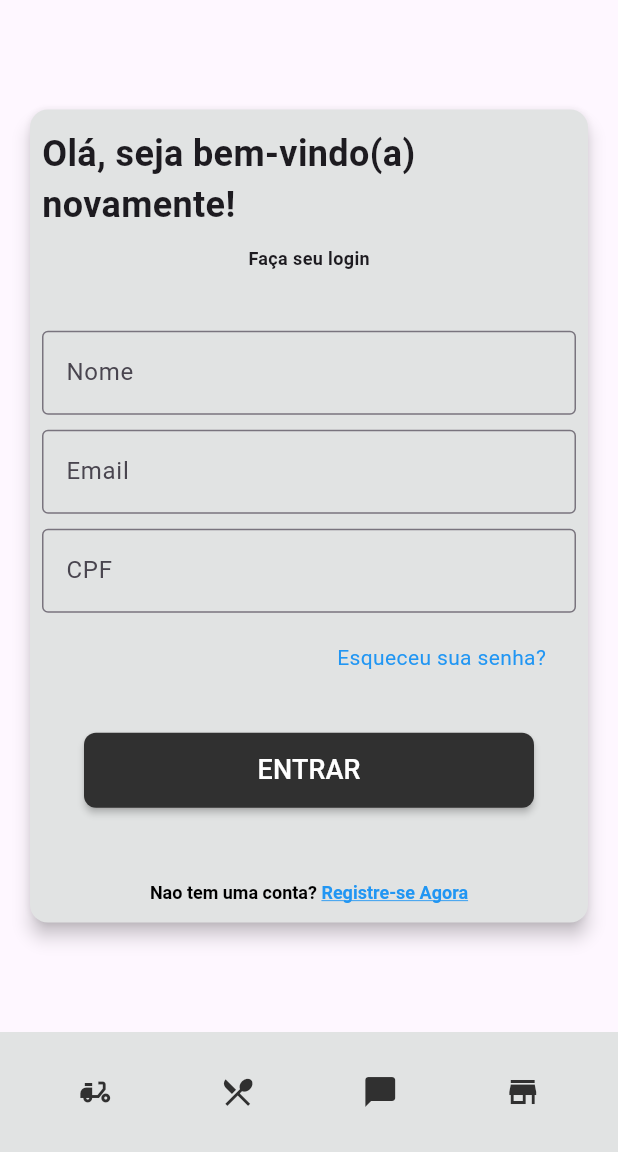
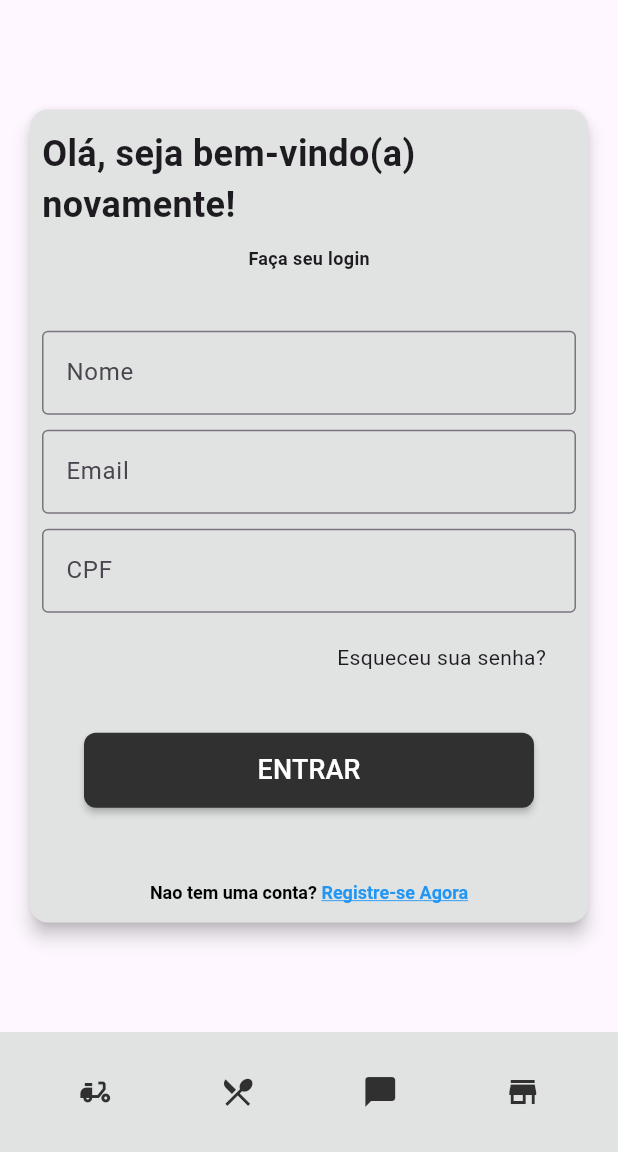
Before and after one commit to HektorTI/pdv_bistro2, a Flutter app: the TelaEntrar screen opened directly, on a phone screen of 412 x 824 dp, the part 84-1236 px from its top. Run offline on Flutter 3.47's test engine with Material 2 defaults, Android fonts, the phone set to English and light mode, and no system bars.

Commit message:
color change

```diff
--- a/lib/screens/tela_entrar.dart
+++ b/lib/screens/tela_entrar.dart
@@ -97,7 +97,6 @@ class TelaEntrar extends StatelessWidget {
                           },
                           child: const Text(
                             "Esqueceu sua senha?",
-                            style: TextStyle(color: Colors.blue),
                           ),
                         ),
                       ),
```
